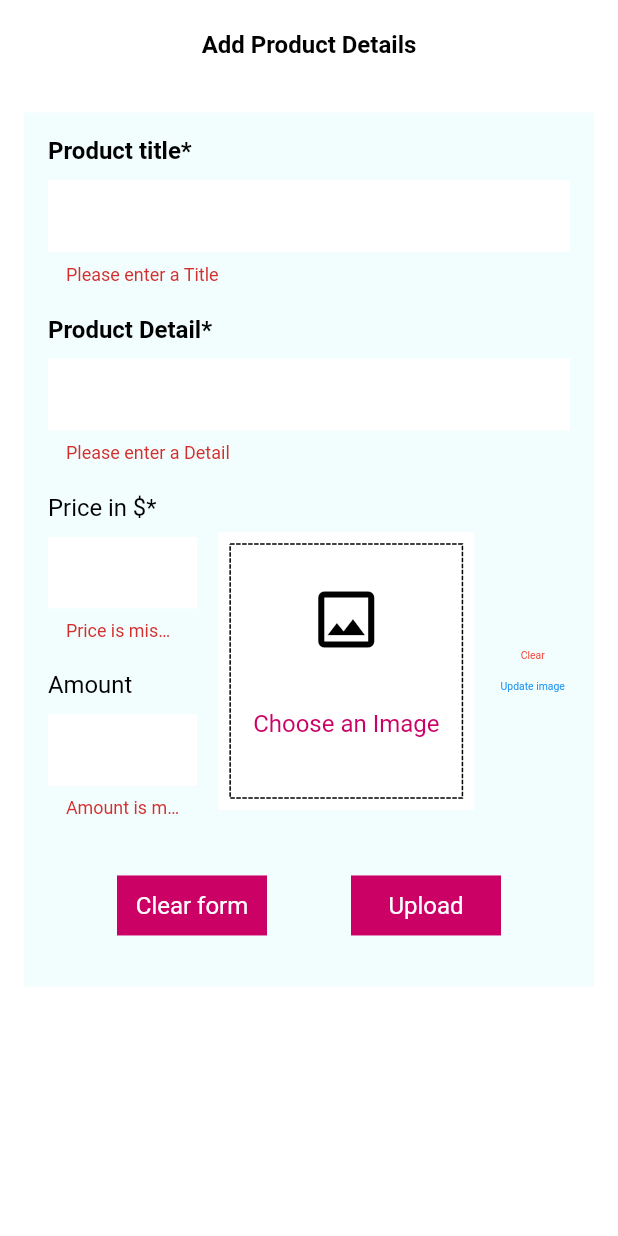
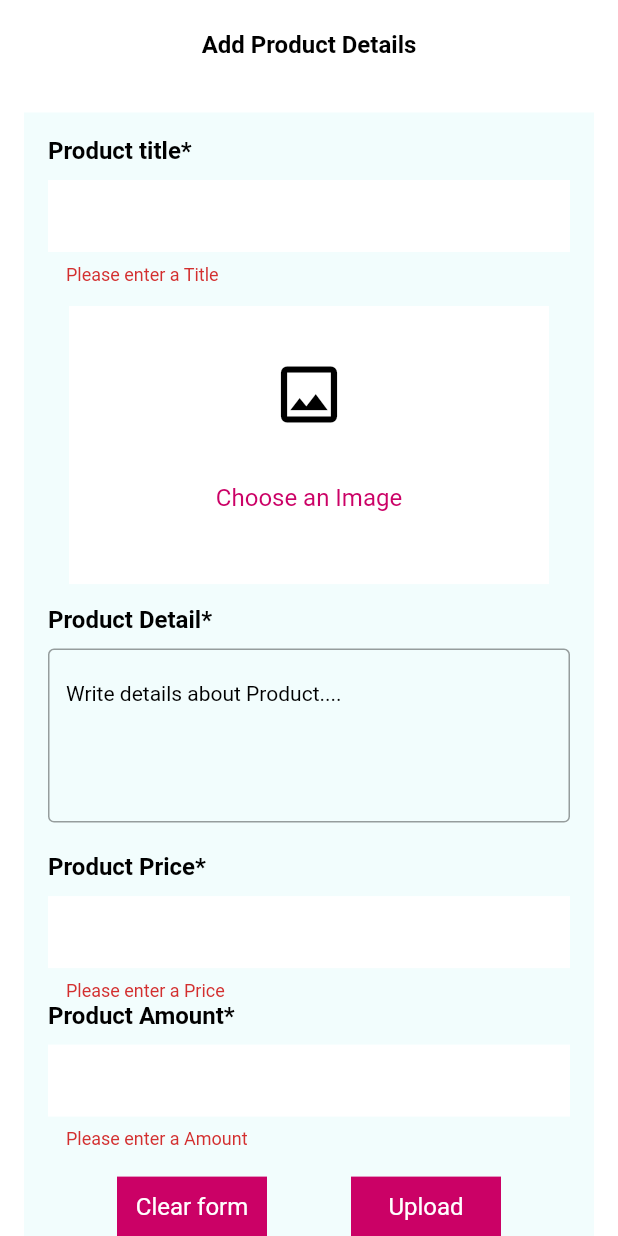
Before and after one commit to ba138/Citta_Admin_Panel, a Flutter app: the UploadProductForm screen opened directly, after a tap on "Upload", on a phone screen of 412 x 824 dp. Run offline on Flutter 3.47's test engine with Material 2 defaults, Android fonts, the light colour scheme and no system bars; drawn by our look-alikes of dotted_border; our stand-ins replace iconly, image_picker; missing offline and left inert: dart:html, shared_preferences_web; network calls fail.

Commit message:
changes to make ui better

```diff
--- a/lib/inner_screen/add_bundle_pack_screen.dart
+++ b/lib/inner_screen/add_bundle_pack_screen.dart
@@ -116,19 +116,6 @@ class _AddBundlpackScreenFormState extends State<AddBundlpackScreen> {
                         mainAxisAlignment: MainAxisAlignment.start,
                         mainAxisSize: MainAxisSize.min,
                         children: <Widget>[
-                          Padding(
-                            padding: const EdgeInsets.all(14),
-                            child: Container(
-                              height:
-                                  size.width > 650 ? 350 : size.width * 0.45,
-                              color: Theme.of(context).scaffoldBackgroundColor,
-                              child: dottedBorder(
-                                color,
-                                pickImage,
-                                previewImage,
-                              ),
-                            ),
-                          ),
                           TextWidget(
                             text: 'Product title*',
                             color: color,
@@ -146,8 +133,33 @@ class _AddBundlpackScreenFormState extends State<AddBundlpackScreen> {
                               }
                               return null;
                             },
-                            decoration: inputDecoration,
+                            decoration: InputDecoration(
+                              filled: true,
+                              hintText: "Enter The Name Of Bundle Pack",
+                              fillColor: scaffoldColor,
+                              border: InputBorder.none,
+                              focusedBorder: OutlineInputBorder(
+                                borderSide: BorderSide(
+                                  color: color,
+                                  width: 1.0,
                                 ),
+                              ),
+                            ),
+                          ),
+                          Padding(
+                            padding: const EdgeInsets.all(14),
+                            child: Container(
+                              height:
+                                  size.width > 650 ? 350 : size.width * 0.45,
+                              color: Theme.of(context).scaffoldBackgroundColor,
+                              child: dottedBorder(
+                                color,
+                                pickImage,
+                                previewImage,
+                              ),
+                            ),
+                          ),
+
                           const SizedBox(
                             height: 20,
                           ),
@@ -159,24 +171,19 @@ class _AddBundlpackScreenFormState extends State<AddBundlpackScreen> {
                           const SizedBox(
                             height: 10,
                           ),
-                          TextFormField(
-                            controller: _detailController,
-                            key: const ValueKey('Detail'),
-                            validator: (value) {
-                              if (value!.isEmpty) {
-                                return 'Please enter a Detail';
-                              }
-                              return null;
-                            },
+                          TextField(
+                            maxLines: 4,
                             decoration: InputDecoration(
-                              filled: true,
-                              hintText: "write detials about product",
-                              fillColor: scaffoldColor,
-                              border: InputBorder.none,
-                              focusedBorder: OutlineInputBorder(
+                              alignLabelWithHint: true,
+                              hintStyle: TextStyle(
+                                fontSize: 14,
+                                fontWeight: FontWeight.w400,
+                                color: color,
+                              ),
+                              hintText: 'Write details about bundle pack....',
+                              border: OutlineInputBorder(
                                 borderSide: BorderSide(
-                                  color: color,
-                                  width: 1.0,
+                                  color: color, // Use the desired color here
                                 ),
                               ),
                             ),
@@ -185,7 +192,7 @@ class _AddBundlpackScreenFormState extends State<AddBundlpackScreen> {
                             height: 20,
                           ),
                           TextWidget(
-                            text: 'Product Detail*',
+                            text: 'Price*',
                             color: color,
                             isTitle: true,
                           ),
@@ -336,7 +343,6 @@ class _AddBundlpackScreenFormState extends State<AddBundlpackScreen> {
   Widget dottedBorder(Color color, Function tap, Image? previewImage) {
     return Padding(
       padding: const EdgeInsets.all(8.0),
-      child: DottedBorder(
       child: Center(
         child: previewImage == null
             ? Column(
@@ -362,7 +368,6 @@ class _AddBundlpackScreenFormState extends State<AddBundlpackScreen> {
               )
             : previewImage,
       ),
-      ),
     );
   }
 }
--- a/lib/inner_screen/add_product_screen.dart
+++ b/lib/inner_screen/add_product_screen.dart
@@ -28,6 +28,8 @@ class _UploadProductFormState extends State<UploadProductForm> {
   final TextEditingController _titleController = TextEditingController();
   final TextEditingController _priceController = TextEditingController();
   final TextEditingController _detailController = TextEditingController();
+  final TextEditingController _amountController = TextEditingController();
+
   File? roductImage;
   Uint8List webImage = Uint8List(8);
   html.File? imageFile;
@@ -37,6 +39,7 @@ class _UploadProductFormState extends State<UploadProductForm> {
     _priceController.dispose();
     _titleController.dispose();
     _detailController.dispose();
+    _amountController.dispose();
     super.dispose();
   }
 
@@ -135,8 +138,19 @@ class _UploadProductFormState extends State<UploadProductForm> {
                             },
                             decoration: inputDecoration,
                           ),
-                          const SizedBox(
-                            height: 20,
+
+                          Padding(
+                            padding: const EdgeInsets.all(14),
+                            child: Container(
+                              height:
+                                  size.width > 650 ? 350 : size.width * 0.45,
+                              color: Theme.of(context).scaffoldBackgroundColor,
+                              child: dottedBorder(
+                                color,
+                                pickImage,
+                                previewImage,
+                              ),
+                            ),
                           ),
                           TextWidget(
                             text: 'Product Detail*',
@@ -146,154 +160,198 @@ class _UploadProductFormState extends State<UploadProductForm> {
                           const SizedBox(
                             height: 10,
                           ),
+                          TextField(
+                            maxLines: 4,
+                            decoration: InputDecoration(
+                              alignLabelWithHint: true,
+                              hintStyle: TextStyle(
+                                fontSize: 14,
+                                fontWeight: FontWeight.w400,
+                                color: color,
+                              ),
+                              hintText: 'Write details about Product....',
+                              border: OutlineInputBorder(
+                                borderSide: BorderSide(
+                                  color: color, // Use the desired color here
+                                ),
+                              ),
+                            ),
+                          ),
+                          const SizedBox(
+                            height: 20,
+                          ),
+                          TextWidget(
+                            text: 'Product Price*',
+                            color: color,
+                            isTitle: true,
+                          ),
+                          const SizedBox(
+                            height: 10,
+                          ),
                           TextFormField(
-                            controller: _detailController,
-                            key: const ValueKey('Detail'),
+                            controller: _priceController,
+                            key: const ValueKey('Price'),
                             validator: (value) {
                               if (value!.isEmpty) {
-                                return 'Please enter a Detail';
+                                return 'Please enter a Price';
                               }
                               return null;
                             },
                             decoration: inputDecoration,
                           ),
-                          const SizedBox(
-                            height: 20,
-                          ),
-                          Row(
-                            children: [
-                              Expanded(
-                                flex: 2,
-                                child: FittedBox(
-                                  child: Column(
-                                    crossAxisAlignment:
-                                        CrossAxisAlignment.start,
-                                    mainAxisAlignment: MainAxisAlignment.start,
-                                    children: [
                           TextWidget(
-                                        text: 'Price in \$*',
+                            text: 'Product Amount*',
                             color: color,
-                                        isTitle: false,
+                            isTitle: true,
                           ),
                           const SizedBox(
                             height: 10,
                           ),
-                                      SizedBox(
-                                        width: 100,
-                                        child: TextFormField(
-                                          controller: _priceController,
-                                          key: const ValueKey('Price \$'),
-                                          keyboardType: TextInputType.number,
+                          TextFormField(
+                            controller: _amountController,
+                            key: const ValueKey('Amount'),
                             validator: (value) {
                               if (value!.isEmpty) {
-                                              return 'Price is missed';
+                                return 'Please enter a Amount';
                               }
                               return null;
                             },
-                                          inputFormatters: <TextInputFormatter>[
-                                            FilteringTextInputFormatter.allow(
-                                                RegExp(r'[0-9.]')),
-                                          ],
                             decoration: inputDecoration,
                           ),
-                                      ),
-                                      const SizedBox(height: 20),
-                                      TextWidget(
-                                        text: 'Amount ',
-                                        color: color,
-                                        isTitle: false,
-                                      ),
-                                      const SizedBox(
-                                        height: 10,
-                                      ),
-                                      SizedBox(
-                                        width: 100,
-                                        child: TextFormField(
-                                          controller: _priceController,
-                                          key: const ValueKey('Amount'),
-                                          keyboardType: TextInputType.number,
-                                          validator: (value) {
-                                            if (value!.isEmpty) {
-                                              return 'Amount is missed';
-                                            }
-                                            return null;
-                                          },
-                                          inputFormatters: <TextInputFormatter>[
-                                            FilteringTextInputFormatter.allow(
-                                                RegExp(r'[0-9.]')),
-                                          ],
-                                          decoration: inputDecoration,
-                                        ),
-                                      ),
-                                      const SizedBox(
-                                        height: 20,
-                                      ),
-                                      // TextWidget(
-                                      //   text: 'Porduct category*',
-                                      //   color: color,
-                                      //   isTitle: true,
+                          // Row(
+                          //   children: [
+                          //     Expanded(
+                          //       flex: 2,
+                          //       child: FittedBox(
+                          //         child: Column(
+                          //           crossAxisAlignment:
+                          //               CrossAxisAlignment.start,
+                          //           mainAxisAlignment: MainAxisAlignment.start,
+                          //           children: [
+                          //             TextWidget(
+                          //               text: 'Price in \$*',
+                          //               color: color,
+                          //               isTitle: false,
+                          //             ),
+                          //             const SizedBox(
+                          //               height: 10,
+                          //             ),
+                          //             SizedBox(
+                          //               width: 100,
+                          //               child: TextFormField(
+                          //                 controller: _priceController,
+                          //                 key: const ValueKey('Price \$'),
+                          //                 keyboardType: TextInputType.number,
+                          //                 validator: (value) {
+                          //                   if (value!.isEmpty) {
+                          //                     return 'Price is missed';
+                          //                   }
+                          //                   return null;
+                          //                 },
+                          //                 inputFormatters: <TextInputFormatter>[
+                          //                   FilteringTextInputFormatter.allow(
+                          //                       RegExp(r'[0-9.]')),
+                          //                 ],
+                          //                 decoration: inputDecoration,
+                          //               ),
+                          //             ),
+                          //             const SizedBox(height: 20),
+                          //             TextWidget(
+                          //               text: 'Amount ',
+                          //               color: color,
+                          //               isTitle: false,
+                          //             ),
+                          //             const SizedBox(
+                          //               height: 10,
+                          //             ),
+                          //             SizedBox(
+                          //               width: 100,
+                          //               child: TextFormField(
+                          //                 controller: _priceController,
+                          //                 key: const ValueKey('Amount'),
+                          //                 keyboardType: TextInputType.number,
+                          //                 validator: (value) {
+                          //                   if (value!.isEmpty) {
+                          //                     return 'Amount is missed';
+                          //                   }
+                          //                   return null;
+                          //                 },
+                          //                 inputFormatters: <TextInputFormatter>[
+                          //                   FilteringTextInputFormatter.allow(
+                          //                       RegExp(r'[0-9.]')),
+                          //                 ],
+                          //                 decoration: inputDecoration,
+                          //               ),
+                          //             ),
+                          //             const SizedBox(
+                          //               height: 20,
+                          //             ),
+                          //             // TextWidget(
+                          //             //   text: 'Porduct category*',
+                          //             //   color: color,
+                          //             //   isTitle: true,
+                          //             // ),
+                          //             // const SizedBox(height: 10),
+                          //             // // Drop down menu code here
+                          //             // const SizedBox(
+                          //             //   height: 20,
+                          //             // ),
+                          //             // TextWidget(
+                          //             //   text: 'Measure unit*',
+                          //             //   color: color,
+                          //             //   isTitle: true,
+                          //             // ),
+                          //             // const SizedBox(
+                          //             //   height: 10,
+                          //             // ),
+                          //             // Radio button code here
+                          //           ],
+                          //         ),
+                          //       ),
+                          //     ),
+                          //     // Image to be picked code is here
+                          //     // Expanded(
+                          //     //   flex: 4,
+                          //     //   child: Padding(
+                          //     //     padding: const EdgeInsets.all(14),
+                          //     //     child: Container(
+                          //     //       height: size.width > 650
+                          //     //           ? 350
+                          //     //           : size.width * 0.45,
+                          //     //       color: Theme.of(context)
+                          //     //           .scaffoldBackgroundColor,
+                          //     //       child: dottedBorder(
+                          //     //         color,
+                          //     //         pickImage,
+                          //     //         previewImage,
+                          //     //       ),
+                          //     //     ),
+                          //     //   ),
+                          //     // ),
+                          //     Expanded(
+                          //         flex: 1,
+                          //         child: FittedBox(
+                          //           child: Column(
+                          //             children: [
+                          //               TextButton(
+                          //                 onPressed: () {},
+                          //                 child: TextWidget(
+                          //                   text: 'Clear',
+                          //                   color: Colors.red,
+                          //                 ),
+                          //               ),
+                          //               TextButton(
+                          //                 onPressed: () {},
+                          //                 child: TextWidget(
+                          //                   text: 'Update image',
+                          //                   color: Colors.blue,
+                          //                 ),
+                          //               ),
+                          //             ],
+                          //           ),
+                          //         )),
+                          //   ],
                           // ),
-                                      // const SizedBox(height: 10),
-                                      // // Drop down menu code here
-                                      // const SizedBox(
-                                      //   height: 20,
-                                      // ),
-                                      // TextWidget(
-                                      //   text: 'Measure unit*',
-                                      //   color: color,
-                                      //   isTitle: true,
-                                      // ),
-                                      // const SizedBox(
-                                      //   height: 10,
-                                      // ),
-                                      // Radio button code here
-                                    ],
-                                  ),
-                                ),
-                              ),
-                              // Image to be picked code is here
-                              Expanded(
-                                flex: 4,
-                                child: Padding(
-                                  padding: const EdgeInsets.all(14),
-                                  child: Container(
-                                    height: size.width > 650
-                                        ? 350
-                                        : size.width * 0.45,
-                                    color: Theme.of(context)
-                                        .scaffoldBackgroundColor,
-                                    child: dottedBorder(
-                                      color,
-                                      pickImage,
-                                      previewImage,
-                                    ),
-                                  ),
-                                ),
-                              ),
-                              Expanded(
-                                  flex: 1,
-                                  child: FittedBox(
-                                    child: Column(
-                                      children: [
-                                        TextButton(
-                                          onPressed: () {},
-                                          child: TextWidget(
-                                            text: 'Clear',
-                                            color: Colors.red,
-                                          ),
-                                        ),
-                                        TextButton(
-                                          onPressed: () {},
-                                          child: TextWidget(
-                                            text: 'Update image',
-                                            color: Colors.blue,
-                                          ),
-                                        ),
-                                      ],
-                                    ),
-                                  )),
-                            ],
-                          ),
                           Padding(
                             padding: const EdgeInsets.all(18.0),
                             child: Row(
@@ -328,7 +386,6 @@ class _UploadProductFormState extends State<UploadProductForm> {
   Widget dottedBorder(Color color, Function tap, Image? previewImage) {
     return Padding(
       padding: const EdgeInsets.all(8.0),
-      child: DottedBorder(
       child: Center(
         child: previewImage == null
             ? Column(
@@ -354,7 +411,6 @@ class _UploadProductFormState extends State<UploadProductForm> {
               )
             : previewImage,
       ),
-      ),
     );
   }
 }
```
Lines whose indentation alone changed are shown as unchanged.
